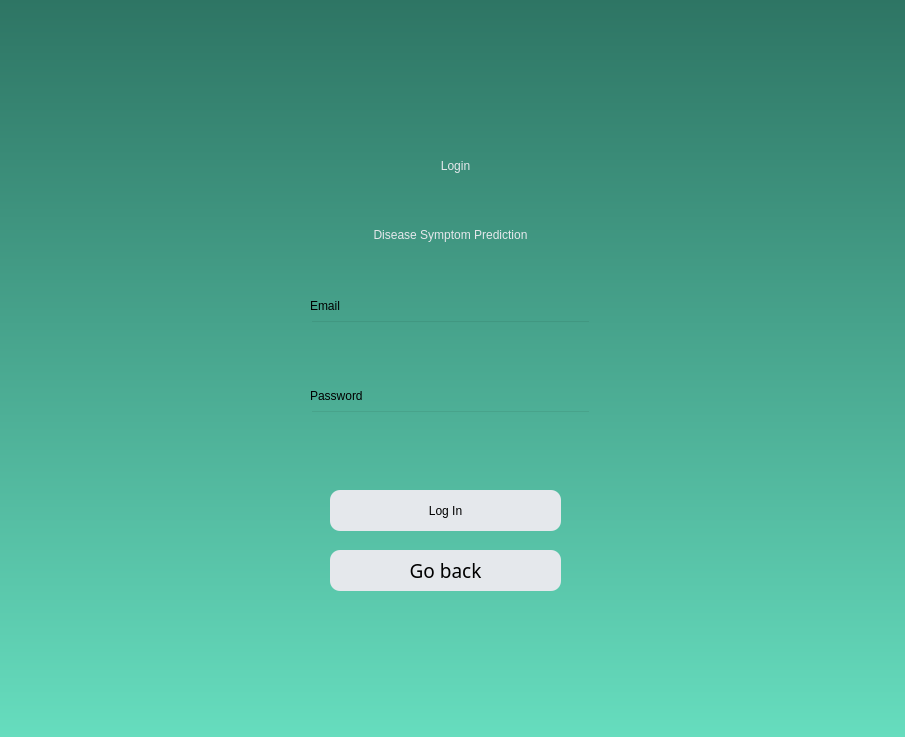
Before: the Qt Designer form ui/login.ui in Maximusrain/se_project_23-24, drawn with Qt 5.
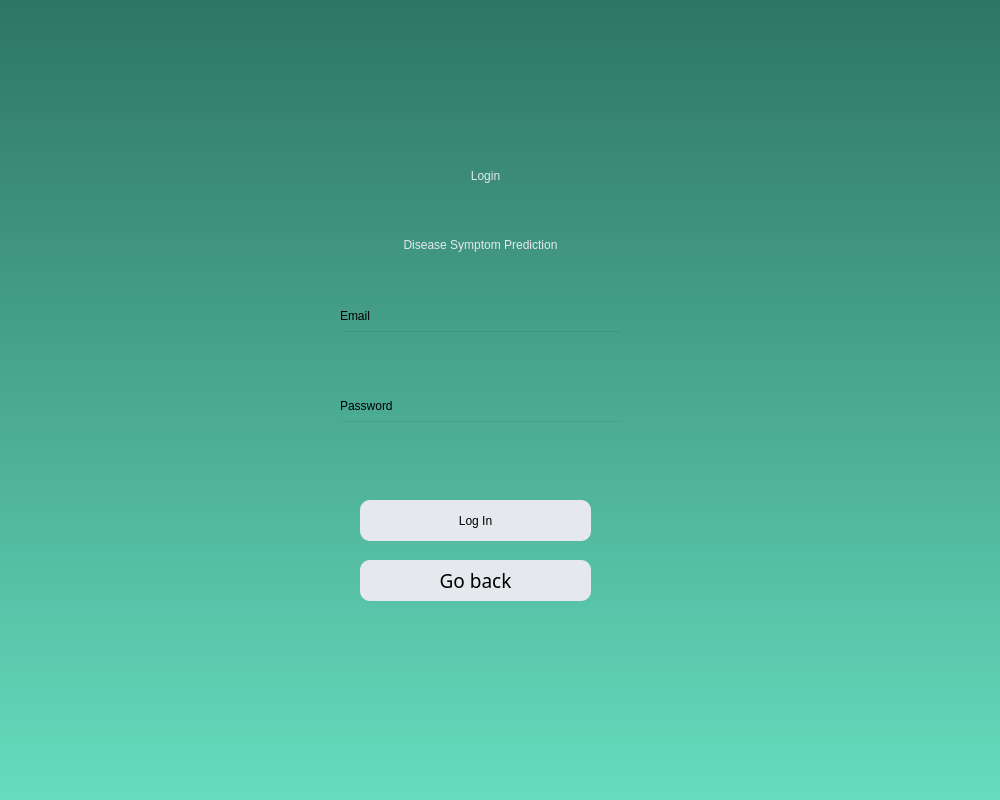
After: the same form once the commit is applied.

What changed in the file:
```diff
--- a/ui/login.ui
+++ b/ui/login.ui
@@ -6,8 +6,8 @@
    <rect>
     <x>0</x>
     <y>0</y>
-    <width>905</width>
-    <height>737</height>
+    <width>1000</width>
+    <height>800</height>
    </rect>
   </property>
   <property name="windowTitle">
@@ -20,8 +20,8 @@
   <widget class="QLineEdit" name="EmailLine">
    <property name="geometry">
     <rect>
-     <x>310</x>
-     <y>320</y>
+     <x>340</x>
+     <y>330</y>
      <width>281</width>
      <height>41</height>
     </rect>
@@ -34,8 +34,8 @@
   <widget class="QLabel" name="label_invalid_line">
    <property name="geometry">
     <rect>
-     <x>330</x>
-     <y>460</y>
+     <x>360</x>
+     <y>470</y>
      <width>231</width>
      <height>21</height>
     </rect>
@@ -53,8 +53,8 @@
   <widget class="QLabel" name="label_4">
    <property name="geometry">
     <rect>
-     <x>310</x>
-     <y>380</y>
+     <x>340</x>
+     <y>390</y>
      <width>71</width>
      <height>31</height>
     </rect>
@@ -69,8 +69,8 @@
   <widget class="QPushButton" name="goback_btn">
    <property name="geometry">
     <rect>
-     <x>330</x>
-     <y>550</y>
+     <x>360</x>
+     <y>560</y>
      <width>231</width>
      <height>41</height>
     </rect>
@@ -97,8 +97,8 @@
   <widget class="QLabel" name="label_login">
    <property name="geometry">
     <rect>
-     <x>360</x>
-     <y>130</y>
+     <x>390</x>
+     <y>140</y>
      <width>191</width>
      <height>71</height>
     </rect>
@@ -118,8 +118,8 @@
   <widget class="QLineEdit" name="PasswordLine">
    <property name="geometry">
     <rect>
-     <x>310</x>
-     <y>410</y>
+     <x>340</x>
+     <y>420</y>
      <width>281</width>
      <height>41</height>
     </rect>
@@ -132,8 +132,8 @@
   <widget class="QPushButton" name="login_btn">
    <property name="geometry">
     <rect>
-     <x>330</x>
-     <y>490</y>
+     <x>360</x>
+     <y>500</y>
      <width>231</width>
      <height>41</height>
     </rect>
@@ -152,8 +152,8 @@
   <widget class="QLabel" name="label_3">
    <property name="geometry">
     <rect>
-     <x>310</x>
-     <y>290</y>
+     <x>340</x>
+     <y>300</y>
      <width>71</width>
      <height>31</height>
     </rect>
@@ -168,8 +168,8 @@
   <widget class="QLabel" name="label_DSP">
    <property name="geometry">
     <rect>
-     <x>290</x>
-     <y>210</y>
+     <x>320</x>
+     <y>220</y>
      <width>321</width>
      <height>50</height>
     </rect>
```
